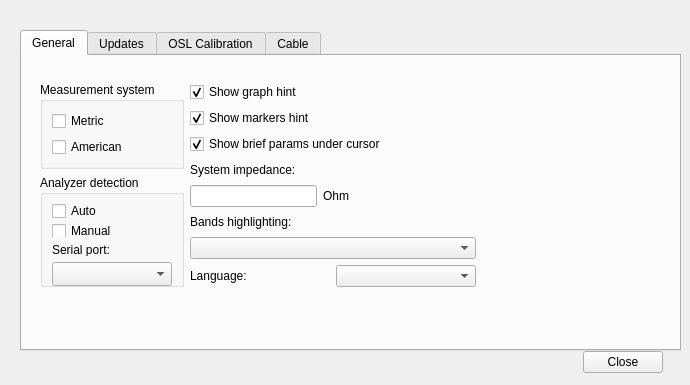
Before: the Qt Designer form settings.ui in rigexpert/AntScope2, drawn with Qt 5.
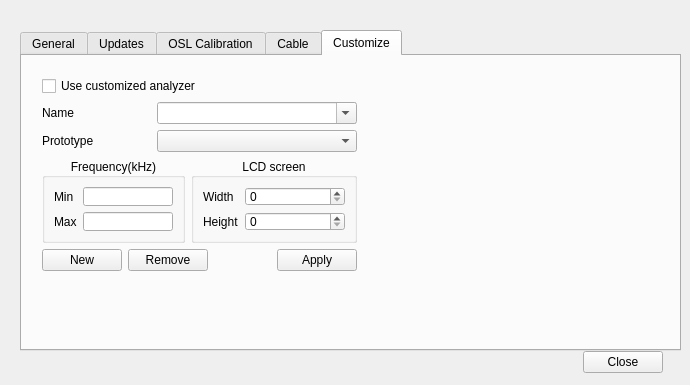
After: the same form once the commit is applied.

What changed in the file:
```diff
--- a/settings.ui
+++ b/settings.ui
@@ -41,7 +41,7 @@
     </sizepolicy>
    </property>
    <property name="currentIndex">
-    <number>0</number>
+    <number>4</number>
    </property>
    <widget class="QWidget" name="General">
     <attribute name="title">
@@ -1043,6 +1043,205 @@
      </layout>
     </widget>
    </widget>
+   <widget class="QWidget" name="Custom">
+    <attribute name="title">
+     <string>Customize</string>
+    </attribute>
+    <widget class="QWidget" name="layoutWidget">
+     <property name="geometry">
+      <rect>
+       <x>20</x>
+       <y>20</y>
+       <width>315</width>
+       <height>195</height>
+      </rect>
+     </property>
+     <layout class="QVBoxLayout" name="verticalLayout_12">
+      <item>
+       <layout class="QVBoxLayout" name="verticalLayout_11">
+        <item>
+         <widget class="QCheckBox" name="customizeCheckBox">
+          <property name="text">
+           <string>Use customized analyzer</string>
+          </property>
+         </widget>
+        </item>
+        <item>
+         <layout class="QHBoxLayout" name="horizontalLayout_31">
+          <item>
+           <widget class="QLabel" name="label_18">
+            <property name="text">
+             <string>Name</string>
+            </property>
+           </widget>
+          </item>
+          <item>
+           <widget class="QComboBox" name="comboBoxName">
+            <property name="minimumSize">
+             <size>
+              <width>200</width>
+              <height>0</height>
+             </size>
+            </property>
+            <property name="editable">
+             <bool>true</bool>
+            </property>
+           </widget>
+          </item>
+         </layout>
+        </item>
+        <item>
+         <layout class="QHBoxLayout" name="horizontalLayout_32">
+          <item>
+           <widget class="QLabel" name="label_19">
+            <property name="text">
+             <string>Prototype</string>
+            </property>
+           </widget>
+          </item>
+          <item>
+           <widget class="QComboBox" name="comboBoxPrototype">
+            <property name="minimumSize">
+             <size>
+              <width>200</width>
+              <height>0</height>
+             </size>
+            </property>
+           </widget>
+          </item>
+         </layout>
+        </item>
+        <item>
+         <layout class="QHBoxLayout" name="horizontalLayout_27">
+          <item>
+           <widget class="QGroupBox" name="groupBox_13">
+            <property name="title">
+             <string>Frequency(kHz)</string>
+            </property>
+            <property name="alignment">
+             <set>Qt::AlignCenter</set>
+            </property>
+            <layout class="QFormLayout" name="formLayout_2">
+             <item row="0" column="0">
+              <widget class="QLabel" name="label_20">
+               <property name="text">
+                <string>Min</string>
+               </property>
+              </widget>
+             </item>
+             <item row="1" column="0">
+              <widget class="QLabel" name="label_21">
+               <property name="text">
+                <string>Max</string>
+               </property>
+              </widget>
+             </item>
+             <item row="0" column="1">
+              <widget class="QLineEdit" name="lineEditMin"/>
+             </item>
+             <item row="1" column="1">
+              <widget class="QLineEdit" name="lineEditMax"/>
+             </item>
+            </layout>
+           </widget>
+          </item>
+          <item>
+           <widget class="QGroupBox" name="groupBox_14">
+            <property name="title">
+             <string>LCD screen</string>
+            </property>
+            <property name="alignment">
+             <set>Qt::AlignCenter</set>
+            </property>
+            <layout class="QFormLayout" name="formLayout_4">
+             <item row="0" column="0">
+              <widget class="QLabel" name="label_22">
+               <property name="text">
+                <string>Width</string>
+               </property>
+              </widget>
+             </item>
+             <item row="0" column="1">
+              <widget class="QSpinBox" name="spinBoxWidth">
+               <property name="minimumSize">
+                <size>
+                 <width>100</width>
+                 <height>0</height>
+                </size>
+               </property>
+               <property name="maximum">
+                <number>10000</number>
+               </property>
+              </widget>
+             </item>
+             <item row="1" column="0">
+              <widget class="QLabel" name="label_23">
+               <property name="text">
+                <string>Height</string>
+               </property>
+              </widget>
+             </item>
+             <item row="1" column="1">
+              <widget class="QSpinBox" name="spinBoxHeight">
+               <property name="minimumSize">
+                <size>
+                 <width>100</width>
+                 <height>0</height>
+                </size>
+               </property>
+               <property name="maximum">
+                <number>10000</number>
+               </property>
+              </widget>
+             </item>
+            </layout>
+           </widget>
+          </item>
+         </layout>
+        </item>
+       </layout>
+      </item>
+      <item>
+       <layout class="QHBoxLayout" name="horizontalLayout_33">
+        <item>
+         <widget class="QPushButton" name="btnAdd">
+          <property name="text">
+           <string>New</string>
+          </property>
+         </widget>
+        </item>
+        <item>
+         <widget class="QPushButton" name="btnRemove">
+          <property name="text">
+           <string>Remove</string>
+          </property>
+         </widget>
+        </item>
+        <item>
+         <spacer name="horizontalSpacer_5">
+          <property name="orientation">
+           <enum>Qt::Horizontal</enum>
+          </property>
+          <property name="sizeHint" stdset="0">
+           <size>
+            <width>40</width>
+            <height>20</height>
+           </size>
+          </property>
+         </spacer>
+        </item>
+        <item>
+         <widget class="QPushButton" name="btnAply">
+          <property name="text">
+           <string>Apply</string>
+          </property>
+         </widget>
+        </item>
+       </layout>
+      </item>
+     </layout>
+    </widget>
+   </widget>
   </widget>
   <widget class="QWidget" name="layoutWidget">
    <property name="geometry">
```
